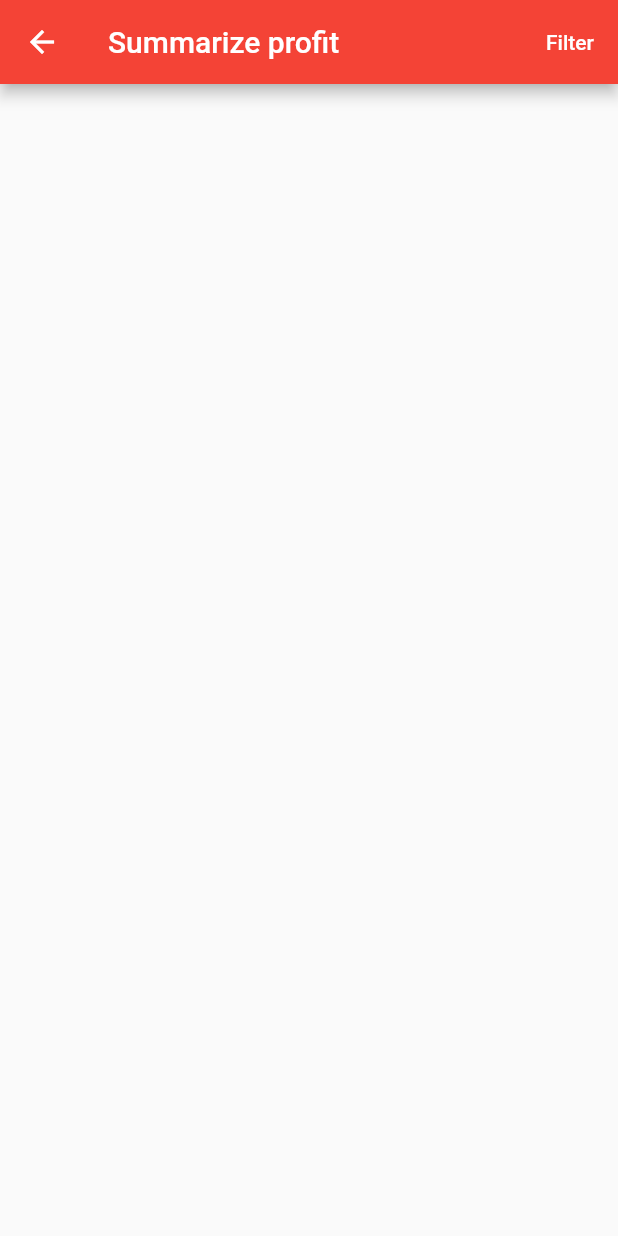
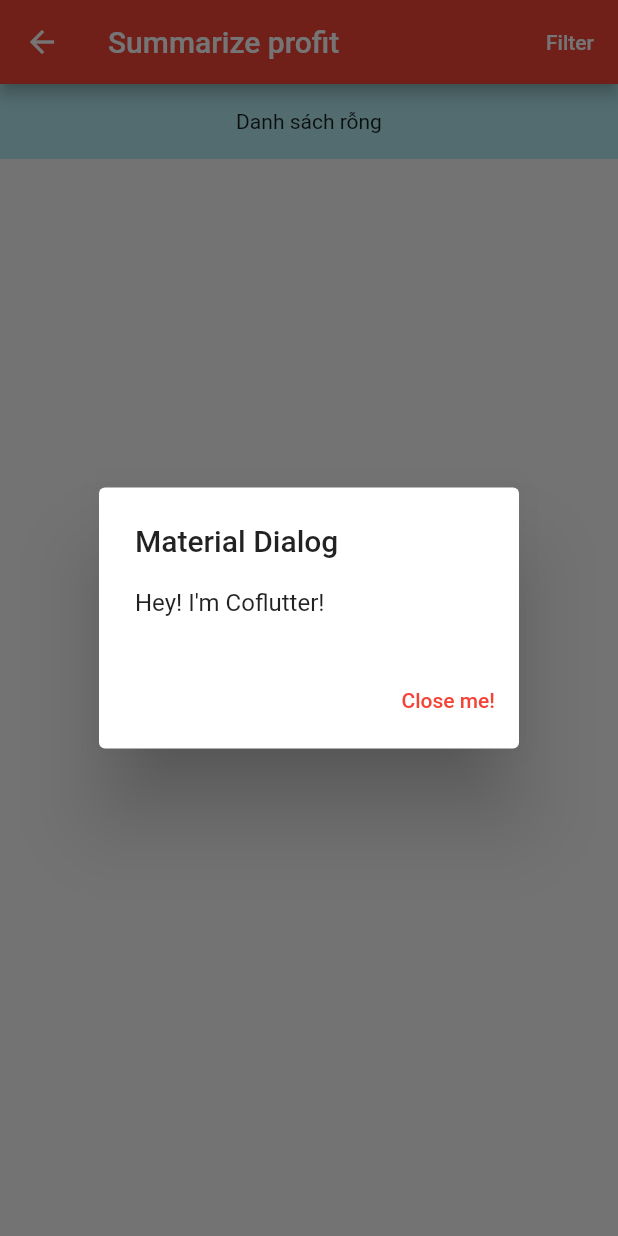
Before and after one commit to tranthehuy/mobile-wallet, a Flutter app: the SumPage screen opened by its route, after a tap on "Filter", on a phone screen of 412 x 824 dp. Run offline on Flutter 3.47's test engine with Material 2 defaults, Android fonts, the phone set to English and light mode, and no system bars; our stand-ins replace shared_preferences, sqflite; accounts and stored records are empty; statements that could not run were skipped.

Commit message:
Add filter dialog

```diff
--- /dev/null
+++ b/lib/components/text_row.dart
@@ -0,0 +1,12 @@
+import 'package:flutter/material.dart';
+
+Container renderTextRow(text, color) {
+  return Container(
+      padding: const EdgeInsets.all(8),
+      height: 50,
+      color: color,
+      child: Column(
+          mainAxisAlignment: MainAxisAlignment.center,
+          crossAxisAlignment: CrossAxisAlignment.center,
+          children: <Widget>[Center(child: Text(text))]));
+}
--- a/lib/components/transaction_form.dart
+++ b/lib/components/transaction_form.dart
@@ -153,7 +153,7 @@ class TransactionFormState extends State<TransactionForm> {
                       // If the form is valid, display a Snackbar.
                       var transaction = Transactions(
                         name: _name,
-                        amount: parseInt(_amount),
+                        amount: getConvertedNumber(),
                         type: _type,
                         creationTime: convertDateTimeToSeconds(_creationTime)
                       );
--- a/lib/utils/const.dart
+++ b/lib/utils/const.dart
@@ -41,5 +41,6 @@ Map<String, String> translatedText = {
   'Tên giao dịch': 'Transaction name',
   'Số tiền': 'Amount',
   'Thời gian: #1': 'Created at #1',
-  'Giao dịch mới': 'New Transaction'
+  'Giao dịch mới': 'New Transaction',
+  'Danh sách rỗng': 'There is no transaction to show',
 };
--- a/lib/views/sum.dart
+++ b/lib/views/sum.dart
@@ -4,6 +4,7 @@ import '../models/transactions.dart';
 import '../components/transaction_row.dart';
 import '../services/config.dart';
 import '../utils/global.dart';
+import '../components/text_row.dart';
 
 class SumPage extends StatefulWidget {
   @override
@@ -21,7 +22,7 @@ class _SumPageState extends State<SumPage> {
     List<Transactions> newItems = await service.list();
     int newSumIncome = 0;
     int newSumOutcome = 0;
-    print(newItems);
+
     for (var i = 0; i < newItems.length; i++) {
       if (newItems[i].type == 'thu_nhap') {
         newSumIncome += newItems[i].amount;
@@ -43,15 +44,63 @@ class _SumPageState extends State<SumPage> {
     initDatabase();
   }
 
+  void showFilterBox() {
+    showDialog(
+        context: context,
+        builder: (_) => new AlertDialog(
+              title: new Text("Material Dialog"),
+              content: new Text("Hey! I'm Coflutter!"),
+              actions: <Widget>[
+                TextButton(
+                  child: Text('Close me!'),
+                  onPressed: () {
+                    Navigator.of(context).pop();
+                  },
+                )
+              ],
+            ));
+  }
+
   @override
   Widget build(BuildContext context) {
     ConfigService config = ConfigService();
+
+    Widget content;
+    if (items.length > 0) {
+      content = ListView.separated(
+        padding: const EdgeInsets.all(8),
+        itemCount: items.length,
+        itemBuilder: (BuildContext context, int index) {
+          if (index == 0) {
+            return Column(
+                crossAxisAlignment: CrossAxisAlignment.end,
+                children: <Widget>[
+                  Text(config.translateAndReplace(
+                      'Thu nhập: #1 đồng', formatNumber(sumIncome))),
+                  Text(config.translateAndReplace(
+                      'Chi phí: #1 đồng', formatNumber(sumOutcome))),
+                  Text(config.translateAndReplace(
+                      'Tổng: #1 đồng', formatNumber(sumIncome - sumOutcome))),
+                  Divider(),
+                  renderTransactionRow(items[index])
+                ]);
+          }
+          return renderTransactionRow(items[index]);
+        },
+        separatorBuilder: (BuildContext context, int index) => const Divider(),
+      );
+    } else {
+      content = renderTextRow('Danh sách rỗng', Colors.cyan[100]);
+    }
+
     return new Scaffold(
         appBar: new AppBar(
           title: new Text(config.translate("Thống kê thu nhập")),
           actions: <Widget>[
             TextButton(
-                onPressed: () {},
+                onPressed: () {
+                  showFilterBox();
+                },
                 child: Text(
                   config.translate('Lọc'),
                   style: TextStyle(
@@ -60,25 +109,6 @@ class _SumPageState extends State<SumPage> {
                 )),
           ],
         ),
-        body: ListView.separated(
-          padding: const EdgeInsets.all(8),
-          itemCount: items.length,
-          itemBuilder: (BuildContext context, int index) {
-            if (index == 0) {
-              return Column(
-                crossAxisAlignment: CrossAxisAlignment.end,
-                children: <Widget>[
-                Text(config.translateAndReplace('Thu nhập: #1 đồng', formatNumber(sumIncome))),
-                Text(config.translateAndReplace('Chi phí: #1 đồng', formatNumber(sumOutcome))),
-                Text(config.translateAndReplace('Tổng: #1 đồng', formatNumber(sumIncome - sumOutcome))),
-                Divider(),
-                renderTransactionRow(items[index])
-              ]);
-            }
-            return renderTransactionRow(items[index]);
-          },
-          separatorBuilder: (BuildContext context, int index) =>
-              const Divider(),
-        ));
+        body: content);
   }
 }
```
